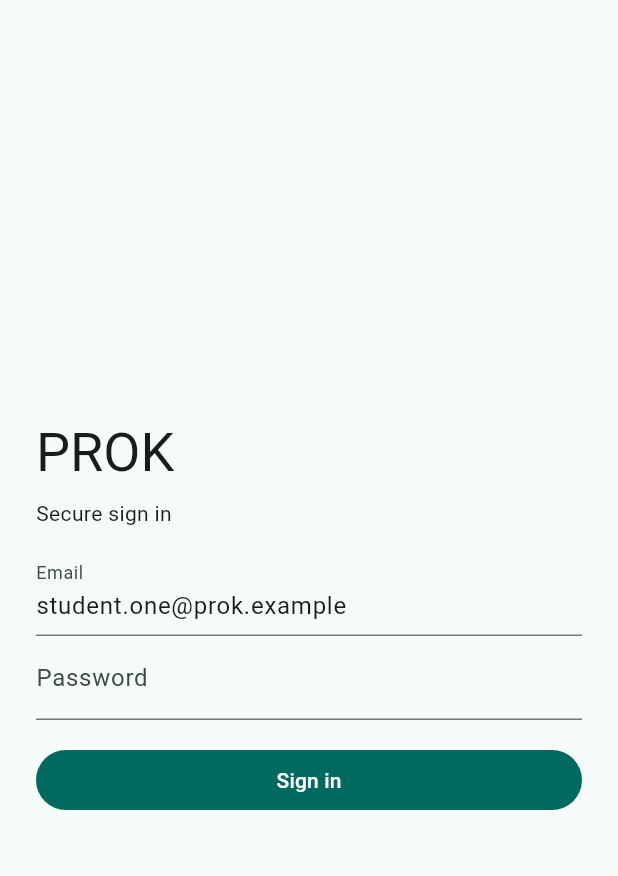
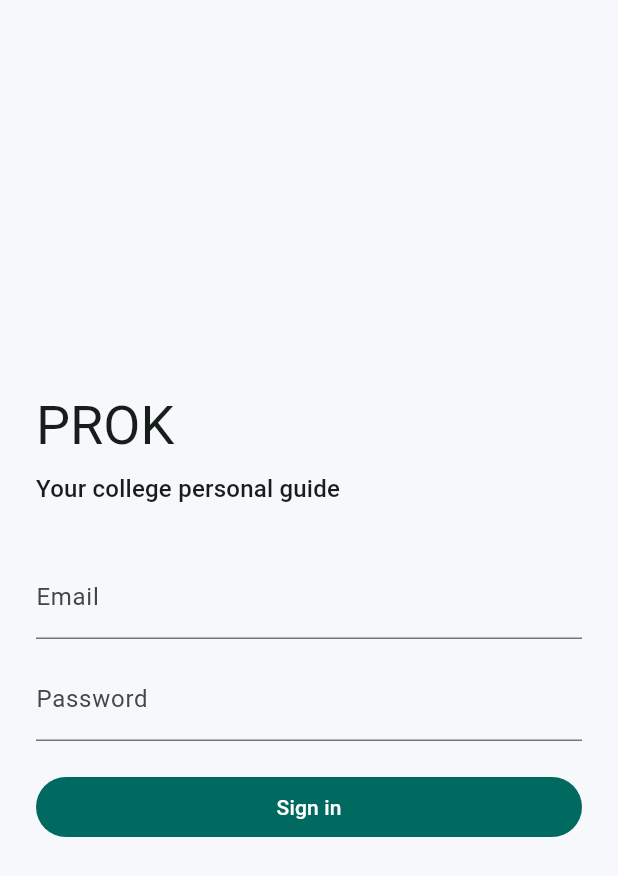
Before and after one commit to Sumitgujar/P-R-O-K, a Flutter app: the screen it shows after launch, on a phone screen of 412 x 824 dp. Shown: the top 876 px of the screen. Run offline on Flutter 3.47's test engine with Material 3 defaults, Android fonts, the phone set to English and light mode, and no system bars; our stand-ins replace flutter_secure_storage; accounts and stored records are empty.

Commit message:
Build student mobile app shell and centralize API authentication

```diff
--- a/mobile/lib/main.dart
+++ b/mobile/lib/main.dart
@@ -1,6 +1,9 @@
 import 'package:flutter/material.dart';
 
 import 'models/current_user.dart';
+import 'screens/login_screen.dart';
+import 'screens/splash_screen.dart';
+import 'screens/student_shell.dart';
 import 'services/auth_api.dart';
 import 'services/auth_session.dart';
 
@@ -13,7 +16,11 @@ class ProkApp extends StatelessWidget {
   Widget build(BuildContext context) => MaterialApp(
     title: 'PROK',
     debugShowCheckedModeBanner: false,
-    theme: ThemeData(colorScheme: ColorScheme.fromSeed(seedColor: const Color(0xff237b70)), useMaterial3: true),
+    theme: ThemeData(
+      colorScheme: ColorScheme.fromSeed(seedColor: const Color(0xff237b70)),
+      scaffoldBackgroundColor: const Color(0xfff6f8fb),
+      useMaterial3: true,
+    ),
     home: const AuthGate(),
   );
 }
@@ -29,6 +36,7 @@ class _AuthGateState extends State<AuthGate> {
   final _session = AuthSession();
   CurrentUser? _user;
   String? _token;
+  String? _error;
   bool _loading = true;
 
   @override
@@ -37,16 +45,22 @@ class _AuthGateState extends State<AuthGate> {
   Future<void> _restore() async {
     final token = await _session.readToken();
     if (token != null) {
-      try { _user = await _api.currentUser(token); _token = token; } on AuthException { await _session.clear(); }
+      try {
+        _user = await _api.currentUser(token);
+        _token = token;
+      } on AuthException {
+        await _session.clear();
+      }
     }
     if (mounted) setState(() => _loading = false);
   }
 
-  Future<void> _signIn(String email, String password) async {
+  Future<void> _login(String email, String password) async {
     final token = await _api.login(email, password);
     final user = await _api.currentUser(token);
+    if (user.role != 'student') throw const AuthException('This mobile app is currently available to student accounts only.');
     await _session.saveToken(token);
-    if (mounted) setState(() { _token = token; _user = user; });
+    if (mounted) setState(() { _token = token; _user = user; _error = null; });
   }
 
   Future<void> _logout() async {
@@ -57,35 +71,8 @@ class _AuthGateState extends State<AuthGate> {
 
   @override
   Widget build(BuildContext context) {
-    if (_loading) return const Scaffold(body: Center(child: CircularProgressIndicator()));
-    return _user == null ? LoginScreen(onLogin: _signIn) : Scaffold(
-      appBar: AppBar(title: const Text('PROK'), actions: [IconButton(onPressed: _logout, icon: const Icon(Icons.logout), tooltip: 'Sign out')]),
-      body: Padding(padding: const EdgeInsets.all(24), child: Text('Signed in as ${_user!.displayName}\nRole confirmed by API: ${_user!.role}', style: Theme.of(context).textTheme.titleLarge)),
-    );
+    if (_loading) return const SplashScreen();
+    if (_user == null) return LoginScreen(onLogin: _login, initialError: _error);
+    return StudentShell(user: _user!, onLogout: _logout);
   }
 }
-
-class LoginScreen extends StatefulWidget {
-  const LoginScreen({super.key, required this.onLogin});
-  final Future<void> Function(String email, String password) onLogin;
-  @override
-  State<LoginScreen> createState() => _LoginScreenState();
-}
-
-class _LoginScreenState extends State<LoginScreen> {
-  final _email = TextEditingController(text: 'student.one@prok.example');
-  final _password = TextEditingController();
-  String? _error;
-  bool _submitting = false;
-  @override
-  void dispose() { _email.dispose(); _password.dispose(); super.dispose(); }
-  Future<void> _submit() async {
-    setState(() { _submitting = true; _error = null; });
-    try { await widget.onLogin(_email.text, _password.text); } on AuthException catch (error) { if (mounted) setState(() => _error = error.message); } finally { if (mounted) setState(() => _submitting = false); }
-  }
-  @override
-  Widget build(BuildContext context) => Scaffold(body: Center(child: ConstrainedBox(constraints: const BoxConstraints(maxWidth: 420), child: Padding(padding: const EdgeInsets.all(24), child: Column(mainAxisSize: MainAxisSize.min, crossAxisAlignment: CrossAxisAlignment.stretch, children: [
-    Text('PROK', style: Theme.of(context).textTheme.displaySmall), const SizedBox(height: 8), const Text('Secure sign in'), const SizedBox(height: 16),
-    TextField(controller: _email, keyboardType: TextInputType.emailAddress, decoration: const InputDecoration(labelText: 'Email')), TextField(controller: _password, obscureText: true, decoration: const InputDecoration(labelText: 'Password')), if (_error != null) Padding(padding: const EdgeInsets.only(top: 12), child: Text(_error!, style: TextStyle(color: Theme.of(context).colorScheme.error))), const SizedBox(height: 16), FilledButton(onPressed: _submitting ? null : _submit, child: Text(_submitting ? 'Signing in…' : 'Sign in')),
-  ])))));
-}
--- /dev/null
+++ b/mobile/lib/screens/login_screen.dart
@@ -0,0 +1,31 @@
+import 'package:flutter/material.dart';
+
+import '../services/auth_api.dart';
+
+class LoginScreen extends StatefulWidget {
+  const LoginScreen({super.key, required this.onLogin, this.initialError});
+  final Future<void> Function(String email, String password) onLogin;
+  final String? initialError;
+  @override
+  State<LoginScreen> createState() => _LoginScreenState();
+}
+
+class _LoginScreenState extends State<LoginScreen> {
+  final _email = TextEditingController();
+  final _password = TextEditingController();
+  String? _error;
+  bool _submitting = false;
+  @override
+  void initState() { super.initState(); _error = widget.initialError; }
+  @override
+  void dispose() { _email.dispose(); _password.dispose(); super.dispose(); }
+  Future<void> _submit() async {
+    setState(() { _submitting = true; _error = null; });
+    try { await widget.onLogin(_email.text, _password.text); } on AuthException catch (error) { if (mounted) setState(() => _error = error.message); } finally { if (mounted) setState(() => _submitting = false); }
+  }
+  @override
+  Widget build(BuildContext context) => Scaffold(body: SafeArea(child: Center(child: SingleChildScrollView(child: ConstrainedBox(constraints: const BoxConstraints(maxWidth: 420), child: Padding(padding: const EdgeInsets.all(24), child: Column(crossAxisAlignment: CrossAxisAlignment.stretch, children: [
+    Text('PROK', style: Theme.of(context).textTheme.displaySmall), const SizedBox(height: 8), Text('Your college personal guide', style: Theme.of(context).textTheme.titleMedium), const SizedBox(height: 32),
+    TextField(controller: _email, keyboardType: TextInputType.emailAddress, autofillHints: const [AutofillHints.username], decoration: const InputDecoration(labelText: 'Email')), const SizedBox(height: 12), TextField(controller: _password, obscureText: true, autofillHints: const [AutofillHints.password], onSubmitted: (_) => _submit(), decoration: const InputDecoration(labelText: 'Password')), if (_error != null) Padding(padding: const EdgeInsets.only(top: 12), child: Text(_error!, style: TextStyle(color: Theme.of(context).colorScheme.error))), const SizedBox(height: 20), FilledButton(onPressed: _submitting ? null : _submit, child: Text(_submitting ? 'Signing in…' : 'Sign in')),
+  ]))))));
+}
--- a/mobile/lib/services/auth_api.dart
+++ b/mobile/lib/services/auth_api.dart
@@ -1,45 +1,23 @@
-import 'dart:convert';
-import 'dart:io';
+import '../models/current_user.dart';
+import 'api_client.dart';
 
-import '../core/config/app_config.dart';
-import '../models/current_user.dart';
-
-class AuthException implements Exception {
-  const AuthException(this.message);
-  final String message;
-}
+typedef AuthException = ApiException;
 
 class AuthApi {
+  AuthApi({ApiClient? client}) : _client = client ?? ApiClient();
+  final ApiClient _client;
+
   Future<String> login(String email, String password) async {
-    final result = await _request('/auth/login', method: 'POST', body: {'email': email, 'password': password});
+    final result = await _client.request('/auth/login', method: 'POST', body: {'email': email, 'password': password});
     return result['access_token'] as String;
   }
 
   Future<CurrentUser> currentUser(String token) async {
-    final result = await _request('/auth/me', token: token);
+    final result = await _client.request('/auth/me', token: token);
     return CurrentUser.fromJson(result);
   }
 
   Future<void> logout(String token) async {
-    await _request('/auth/logout', method: 'POST', token: token);
-  }
-
-  Future<Map<String, dynamic>> _request(String path, {String method = 'GET', Map<String, dynamic>? body, String? token}) async {
-    final client = HttpClient();
-    try {
-      final request = await client.openUrl(method, Uri.parse('${AppConfig.apiBaseUrl}$path'));
-      request.headers.contentType = ContentType.json;
-      if (token != null) request.headers.set(HttpHeaders.authorizationHeader, 'Bearer $token');
-      if (body != null) request.write(jsonEncode(body));
-      final response = await request.close();
-      final content = await utf8.decodeStream(response);
-      final parsed = content.isEmpty ? <String, dynamic>{} : jsonDecode(content) as Map<String, dynamic>;
-      if (response.statusCode < 200 || response.statusCode >= 300) throw AuthException(parsed['detail'] as String? ?? 'Request failed');
-      return parsed;
-    } on SocketException {
-      throw const AuthException('Unable to reach the PROK API.');
-    } finally {
-      client.close(force: true);
-    }
+    await _client.request('/auth/logout', method: 'POST', token: token);
   }
 }
```
Also changed, not shown: mobile/lib/screens/feature_screens.dart (added, +51 -0 lines), mobile/lib/screens/profile_screen.dart (added, +18 -0 lines), mobile/lib/screens/splash_screen.dart (added, +11 -0 lines), mobile/lib/screens/student_home_screen.dart (added, +40 -0 lines), mobile/lib/screens/student_shell.dart (added, +42 -0 lines), mobile/lib/services/api_client.dart (added, +43 -0 lines).
